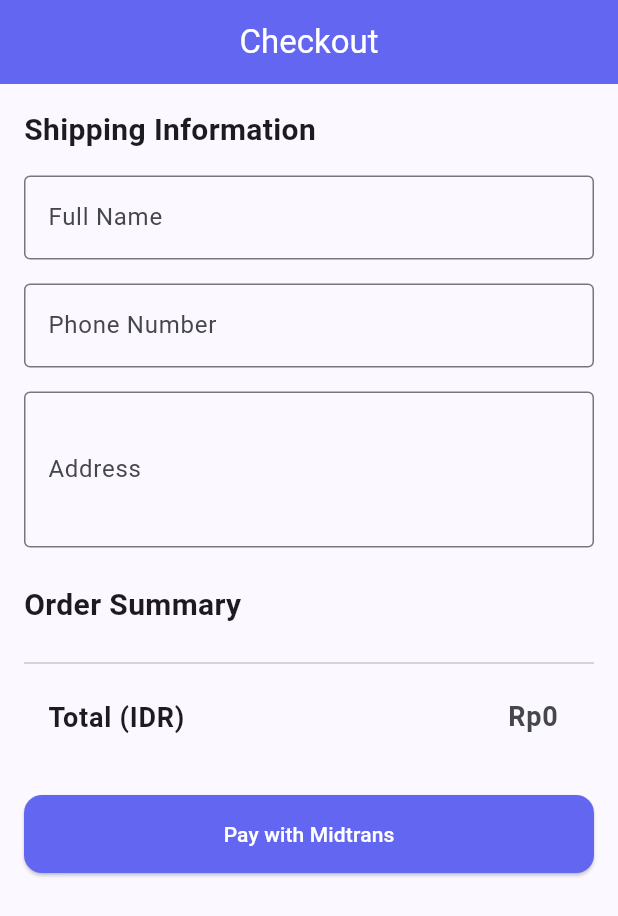
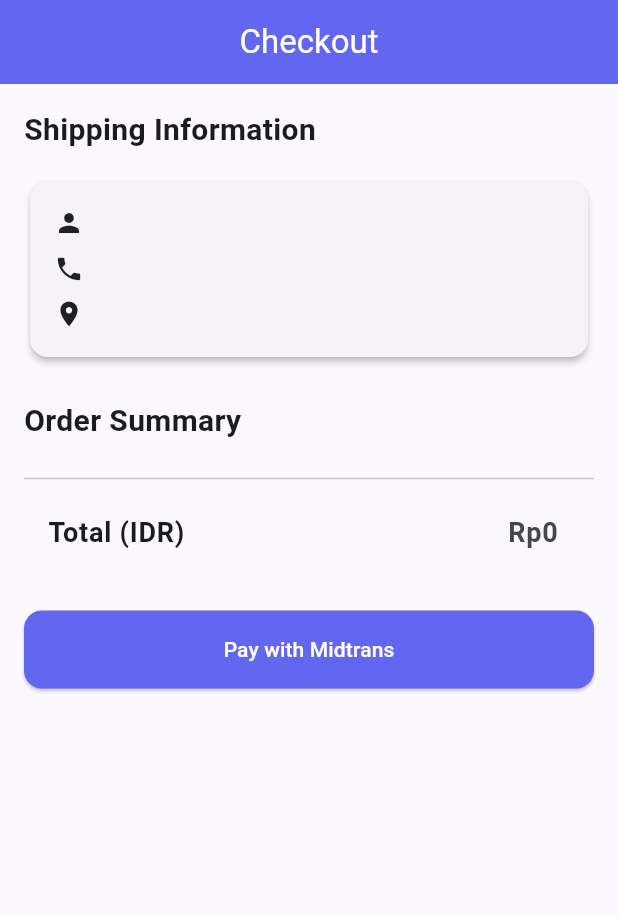
Before and after one commit to wikosac/flutter-midtrans-rajaongkir, a Flutter app: the CheckoutPage screen opened by its route, on a phone screen of 412 x 824 dp. Shown: the top 916 px of the screen. Run offline on Flutter 3.47's test engine with Material 3 defaults, Android fonts, the phone set to English and light mode, and no system bars; our stand-ins replace cached_network_image, cloud_firestore, dartz, equatable, firebase_auth, firebase_core and 6 more; accounts and stored records are empty.

Commit message:
Adds address search and structured address support
Integrates address search functionality and replaces plain text addresses with structured destination models for user profiles.

Improves user experience by enabling precise address selection and supports richer address data for shipping.

Updates profile editing and checkout flows to reflect these changes.

```diff
--- a/lib/features/auth/data/models/user_model.dart
+++ b/lib/features/auth/data/models/user_model.dart
@@ -1,3 +1,5 @@
+import 'package:flutter_midtrans/features/shipping/data/models/destination_model.dart';
+
 import '../../domain/entities/user.dart';
 
 class UserModel extends User {
@@ -15,7 +17,9 @@ class UserModel extends User {
       email: json['email'],
       name: json['name'],
       phone: json['phone'],
-      address: json['address'],
+      address: json['address'] != null && json['address'] == {}
+          ? DestinationModel.fromJson(json['address'])
+          : null,
     );
   }
 
@@ -25,7 +29,7 @@ class UserModel extends User {
       'email': email,
       'name': name,
       'phone': phone,
-      'address': address,
+      'address': address != null ? DestinationModel.fromEntity(address!).toJson() : null,
     };
   }
 }
--- a/lib/features/auth/domain/entities/user.dart
+++ b/lib/features/auth/domain/entities/user.dart
@@ -1,11 +1,12 @@
 import 'package:equatable/equatable.dart';
+import 'package:flutter_midtrans/features/shipping/domain/entities/destination.dart';
 
 class User extends Equatable {
   final String id;
   final String email;
   final String name;
   final String? phone;
-  final String? address;
+  final Destination? address;
 
   const User({
     required this.id,
--- a/lib/features/auth/presentation/pages/profile_page.dart
+++ b/lib/features/auth/presentation/pages/profile_page.dart
@@ -56,7 +56,7 @@ class ProfilePage extends StatelessWidget {
                 ListTile(
                   leading: const Icon(Icons.location_on),
                   title: const Text('Address'),
-                  subtitle: Text(state.user.address ?? 'Not set'),
+                  subtitle: Text(state.user.address?.label ?? 'Not set'),
                 ),
                 const SizedBox(height: 16),
                 OutlinedButton.icon(
--- a/lib/features/orders/data/models/order_model.dart
+++ b/lib/features/orders/data/models/order_model.dart
@@ -45,7 +45,9 @@ class OrderModel extends Order {
       shippingAddress: json['shippingAddress'] as String,
       shippingPhone: json['shippingPhone'] as String,
       lastNotification: json['lastNotification'] != null
-          ? Notification.fromJson(json['lastNotification'] as Map<String, dynamic>)
+          ? Notification.fromJson(
+              json['lastNotification'] as Map<String, dynamic>,
+            )
           : null,
     );
   }
--- a/lib/features/payment/presentation/pages/checkout_page.dart
+++ b/lib/features/payment/presentation/pages/checkout_page.dart
@@ -20,18 +20,18 @@ class CheckoutPage extends StatefulWidget {
 }
 
 class _CheckoutPageState extends State<CheckoutPage> {
-  final _nameController = TextEditingController();
-  final _phoneController = TextEditingController();
-  final _addressController = TextEditingController();
+  String _shippingName = '';
+  String _shippingPhone = '';
+  String _shippingAddress = '';
 
   @override
   void initState() {
     super.initState();
     final authState = context.read<AuthBloc>().state;
     if (authState is Authenticated) {
-      _nameController.text = authState.user.name;
-      _phoneController.text = authState.user.phone ?? '';
-      _addressController.text = authState.user.address ?? '';
+      _shippingName = authState.user.name;
+      _shippingPhone = authState.user.phone ?? '';
+      _shippingAddress = authState.user.address?.label ?? '';
     }
   }
 
@@ -61,28 +61,40 @@ class _CheckoutPageState extends State<CheckoutPage> {
                 style: TextStyle(fontSize: 20, fontWeight: FontWeight.bold),
               ),
               const SizedBox(height: 16),
-              TextField(
-                controller: _nameController,
-                decoration: const InputDecoration(
-                  labelText: 'Full Name',
-                  border: OutlineInputBorder(),
-                ),
-              ),
-              const SizedBox(height: 16),
-              TextField(
-                controller: _phoneController,
-                decoration: const InputDecoration(
-                  labelText: 'Phone Number',
-                  border: OutlineInputBorder(),
-                ),
-              ),
-              const SizedBox(height: 16),
-              TextField(
-                controller: _addressController,
-                maxLines: 3,
-                decoration: const InputDecoration(
-                  labelText: 'Address',
-                  border: OutlineInputBorder(),
+              Card(
+                child: Padding(
+                  padding: const EdgeInsets.all(16),
+                  child: Column(
+                    crossAxisAlignment: CrossAxisAlignment.start,
+                    children: [
+                      Row(
+                        children: [
+                          const Icon(Icons.person, size: 20),
+                          const SizedBox(width: 8),
+                          Text(_shippingName, style: const TextStyle(fontSize: 16)),
+                        ],
+                      ),
+                      const SizedBox(height: 8),
+                      Row(
+                        children: [
+                          const Icon(Icons.phone, size: 20),
+                          const SizedBox(width: 8),
+                          Text(_shippingPhone, style: const TextStyle(fontSize: 16)),
+                        ],
+                      ),
+                      const SizedBox(height: 8),
+                      Row(
+                        crossAxisAlignment: CrossAxisAlignment.start,
+                        children: [
+                          const Icon(Icons.location_on, size: 20),
+                          const SizedBox(width: 8),
+                          Expanded(
+                            child: Text(_shippingAddress, style: const TextStyle(fontSize: 16)),
+                          ),
+                        ],
+                      ),
+                    ],
+                  ),
                 ),
               ),
               const SizedBox(height: 24),
@@ -175,9 +187,9 @@ class _CheckoutPageState extends State<CheckoutPage> {
                                     status: 'pending',
                                     transactionId: snapToken,
                                     createdAt: DateTime.now(),
-                                    shippingName: _nameController.text,
-                                    shippingAddress: _addressController.text,
-                                    shippingPhone: _phoneController.text,
+                                    shippingName: _shippingName,
+                                    shippingAddress: _shippingAddress,
+                                    shippingPhone: _shippingPhone,
                                   );
 
                                   if (!mounted) return;
@@ -210,12 +222,4 @@ class _CheckoutPageState extends State<CheckoutPage> {
       ),
     );
   }
-
-  @override
-  void dispose() {
-    _nameController.dispose();
-    _phoneController.dispose();
-    _addressController.dispose();
-    super.dispose();
-  }
 }
--- a/lib/main.dart
+++ b/lib/main.dart
@@ -66,7 +66,10 @@ class MyApp extends StatelessWidget {
               ),
               focusedBorder: OutlineInputBorder(
                 borderRadius: BorderRadius.circular(12),
-                borderSide: const BorderSide(color: Color(0xFF6366F1), width: 2),
+                borderSide: const BorderSide(
+                  color: Color(0xFF6366F1),
+                  width: 2,
+                ),
               ),
             ),
             cardTheme: CardThemeData(
--- a/lib/router.dart
+++ b/lib/router.dart
@@ -1,6 +1,7 @@
 import 'package:go_router/go_router.dart';
 import 'features/auth/presentation/pages/login_page.dart';
 import 'features/auth/presentation/pages/edit_profile_page.dart';
+import 'features/auth/presentation/pages/search_address_page.dart';
 import 'features/navigation/main_navigation_page.dart';
 import 'features/cart/presentation/pages/cart_page.dart';
 import 'features/payment/presentation/pages/checkout_page.dart';
@@ -27,6 +28,10 @@ final router = GoRouter(
       path: '/edit-profile',
       builder: (context, state) => const EditProfilePage(),
     ),
+    GoRoute(
+      path: '/search-address',
+      builder: (context, state) => const SearchAddressPage(),
+    ),
     GoRoute(path: '/cart', builder: (context, state) => const CartPage()),
     GoRoute(
       path: '/checkout',
```
Also changed, not shown: lib/features/auth/presentation/pages/edit_profile_page.dart (+30 -10 lines), lib/features/auth/presentation/pages/search_address_page.dart (added, +113 -0 lines), lib/features/products/presentation/pages/product_detail_page.dart (+5 -3 lines), lib/features/shipping/data/datasources/rajaongkir_remote_data_source.dart (added, +37 -0 lines), lib/features/shipping/data/models/destination_model.dart (added, +46 -0 lines), lib/features/shipping/data/repositories/shipping_repository_impl.dart (added, +26 -0 lines), lib/features/shipping/domain/entities/destination.dart (added, +24 -0 lines), lib/features/shipping/domain/repositories/shipping_repository.dart (added, +7 -0 lines).
